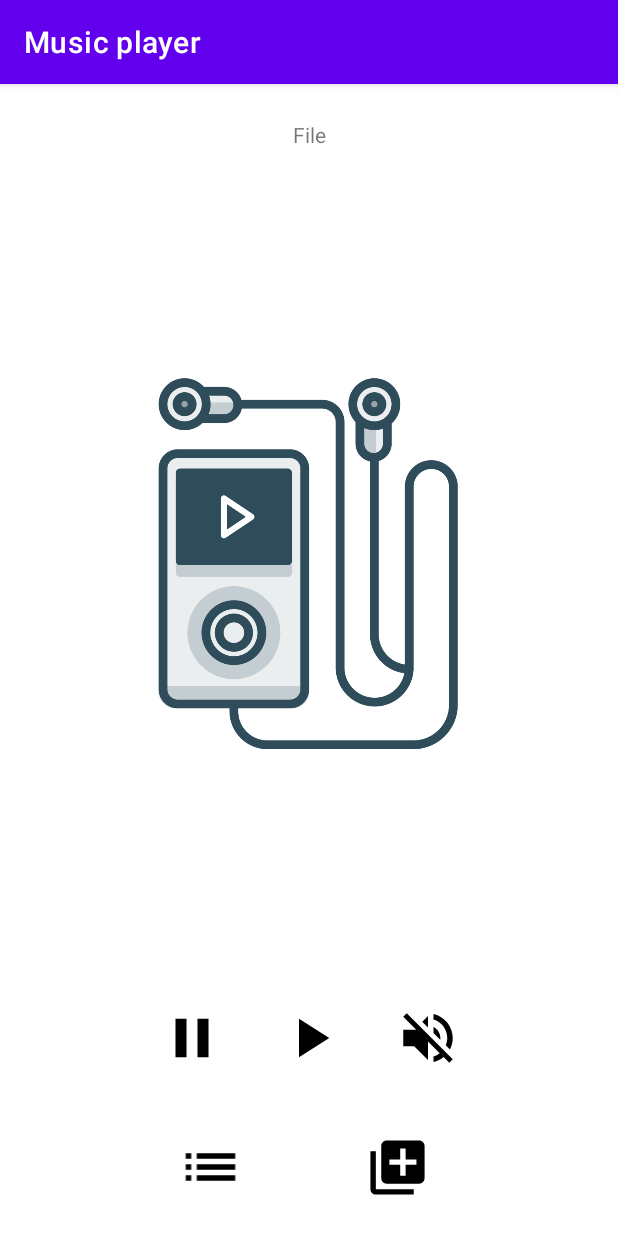
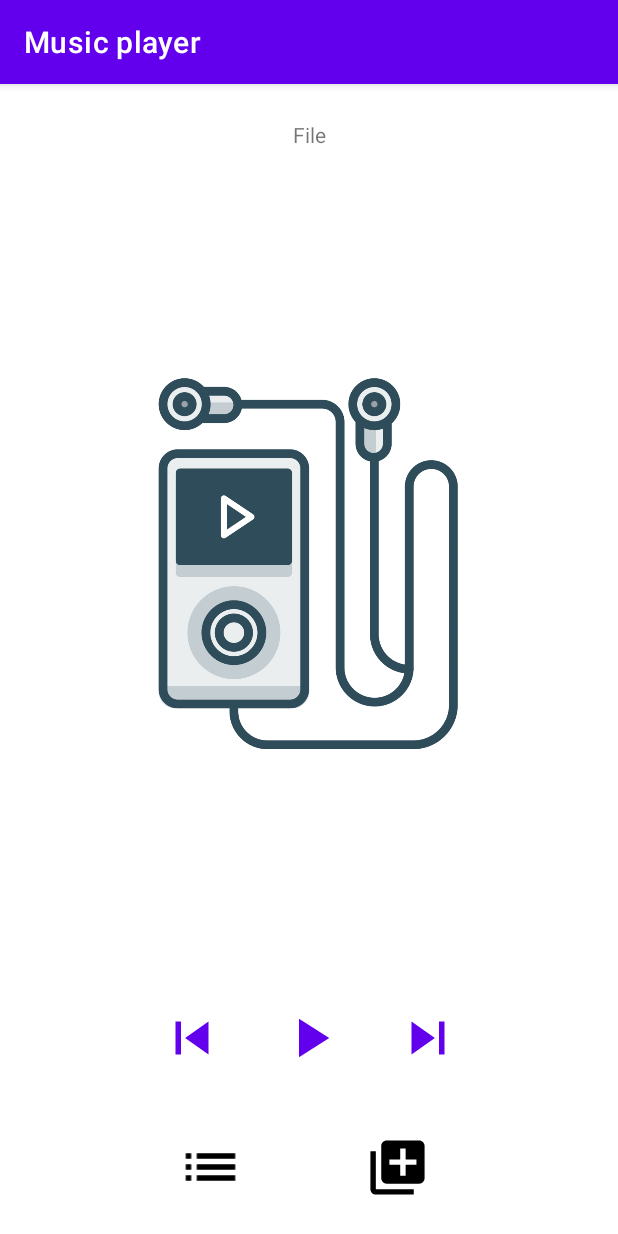
Before and after one commit to uchqunh/Musicplayer, an Android app: the screen it shows after launch (MainActivity), on a phone screen of 412 x 824 dp. Run offline under Robolectric (Android 15) with nearby library versions, the phone set to English and light mode, and no system bars.

Commit message:
20102021 inwork yakunida

```diff
--- a/app/src/main/java/com/example/musicplayer/List.java
+++ b/app/src/main/java/com/example/musicplayer/List.java
@@ -22,6 +22,9 @@ public class List<S> extends AppCompatActivity {
         //ArrayList<Song> songs = new ArrayList<Song>();
         //songs.add(new Song(idSong, ,"png"));
         //songs.add(new Song(2, "otiiko","png"));
+        Song temp=new Song();
+        temp.Song("/res/raw/bonu_uzicha.mp3","bonu_uzicha.mp3","Bonu","Uzicha");
+        tempAudioList.set(0,temp);
         tempAudioList=getAllMp3FromDevice(this);
         SongAdapter itemsAdapter =
                 new SongAdapter(this, getAllMp3FromDevice(this));
@@ -71,4 +74,5 @@ public class List<S> extends AppCompatActivity {
 
         return tempAudioList;
     }
+
 }
--- a/app/src/main/java/com/example/musicplayer/MainActivity.java
+++ b/app/src/main/java/com/example/musicplayer/MainActivity.java
@@ -66,7 +66,6 @@ public class MainActivity extends AppCompatActivity {
                 if (resultCode == RESULT_OK) {
                     String path = data.getData().getPath();
                     fileName.setText(path);
-                    String album=data.getClipData().
                 }
                 break;
         }
--- a/app/src/main/res/layout/activity_main.xml
+++ b/app/src/main/res/layout/activity_main.xml
@@ -53,7 +53,7 @@
         app:layout_constraintEnd_toStartOf="@+id/add_song"
         app:layout_constraintHorizontal_bias="0.046"
         app:layout_constraintStart_toStartOf="parent"
-        app:layout_constraintTop_toBottomOf="@+id/imageView4"
+        app:layout_constraintTop_toBottomOf="@+id/previous"
         app:layout_constraintVertical_bias="0.0"
         app:srcCompat="@drawable/baseline_list_black_24dp" />
 
@@ -67,12 +67,12 @@
         android:layout_marginBottom="24dp"
         app:layout_constraintBottom_toBottomOf="parent"
         app:layout_constraintEnd_toEndOf="parent"
-        app:layout_constraintTop_toBottomOf="@+id/imageView6"
+        app:layout_constraintTop_toBottomOf="@+id/next"
         app:layout_constraintVertical_bias="1.0"
         app:srcCompat="@drawable/baseline_library_add_black_24dp" />
 
-    <ImageView
-        android:id="@+id/imageView4"
+    <Button
+        android:id="@+id/previous"
         android:layout_width="44dp"
         android:layout_height="44dp"
         android:layout_marginStart="106dp"
@@ -83,9 +83,9 @@
         app:layout_constraintEnd_toStartOf="@+id/play"
         app:layout_constraintStart_toStartOf="parent"
         app:layout_constraintTop_toBottomOf="@+id/imageView"
-        app:srcCompat="@drawable/baseline_pause_black_24dp" />
+        android:background="@drawable/baseline_skip_previous_black_24dp" />
 
-    <ImageView
+    <Button
         android:id="@+id/play"
         android:layout_width="44dp"
         android:layout_height="44dp"
@@ -94,13 +94,13 @@
         android:layout_marginTop="48dp"
         android:layout_marginEnd="17dp"
         android:layout_marginRight="17dp"
-        app:layout_constraintEnd_toStartOf="@+id/imageView6"
-        app:layout_constraintStart_toEndOf="@+id/imageView4"
+        app:layout_constraintEnd_toStartOf="@+id/next"
+        app:layout_constraintStart_toEndOf="@+id/previous"
         app:layout_constraintTop_toBottomOf="@+id/imageView"
-        app:srcCompat="@drawable/baseline_play_arrow_black_24dp" />
+        android:background="@drawable/baseline_play_arrow_black_24dp" />
 
-    <ImageView
-        android:id="@+id/imageView6"
+    <Button
+        android:id="@+id/next"
         android:layout_width="44dp"
         android:layout_height="44dp"
         android:layout_marginStart="17dp"
@@ -111,7 +111,7 @@
         app:layout_constraintEnd_toEndOf="parent"
         app:layout_constraintStart_toEndOf="@+id/play"
         app:layout_constraintTop_toBottomOf="@+id/imageView"
-        app:srcCompat="@drawable/baseline_volume_off_black_24dp" />
+        android:background="@drawable/baseline_skip_next_black_24dp" />
 
 
 </androidx.constraintlayout.widget.ConstraintLayout>
```
Also changed, not shown: 1 other file.
